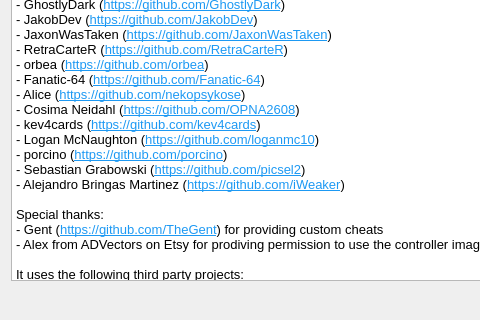
Above: Source/RMG/UserInterface/Dialog/AboutDialog.ui from Rosalie241/RMG before the change; both pictures show x 0 to 480 and y 194 to 514 of the 658 by 514 pixel window. Below: the same form after it.
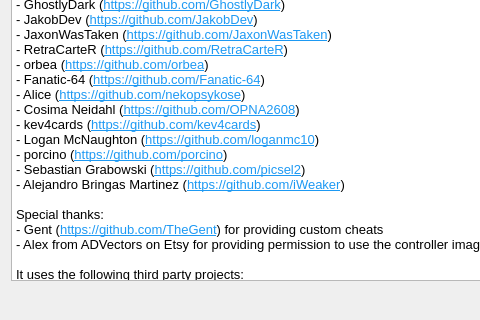
That is the form after the change. Icons and pictures are not drawn.

Commit message: RMG: correct typo in AboutDialog

Diff of the .ui file:
```diff
--- a/Source/RMG/UserInterface/Dialog/AboutDialog.ui
+++ b/Source/RMG/UserInterface/Dialog/AboutDialog.ui
@@ -85,7 +85,7 @@
 &lt;p style=&quot;-qt-paragraph-type:empty; margin-top:0px; margin-bottom:0px; margin-left:0px; margin-right:0px; -qt-block-indent:0; text-indent:0px;&quot;&gt;&lt;br /&gt;&lt;/p&gt;
 &lt;p style=&quot; margin-top:0px; margin-bottom:0px; margin-left:0px; margin-right:0px; -qt-block-indent:0; text-indent:0px;&quot;&gt;Special thanks:&lt;/p&gt;
 &lt;p style=&quot; margin-top:0px; margin-bottom:0px; margin-left:0px; margin-right:0px; -qt-block-indent:0; text-indent:0px;&quot;&gt;- Gent (&lt;a href=&quot;https://github.com/TheGent&quot;&gt;&lt;span style=&quot; text-decoration: underline; color:#1d99f3;&quot;&gt;https://github.com/TheGent&lt;/span&gt;&lt;/a&gt;) for providing custom cheats&lt;/p&gt;
-&lt;p style=&quot; margin-top:0px; margin-bottom:0px; margin-left:0px; margin-right:0px; -qt-block-indent:0; text-indent:0px;&quot;&gt;- Alex from ADVectors on Etsy for prodiving permission to use the controller image for RMG-Input&lt;/p&gt;
+&lt;p style=&quot; margin-top:0px; margin-bottom:0px; margin-left:0px; margin-right:0px; -qt-block-indent:0; text-indent:0px;&quot;&gt;- Alex from ADVectors on Etsy for providing permission to use the controller image for RMG-Input&lt;/p&gt;
 &lt;p style=&quot;-qt-paragraph-type:empty; margin-top:0px; margin-bottom:0px; margin-left:0px; margin-right:0px; -qt-block-indent:0; text-indent:0px;&quot;&gt;&lt;br /&gt;&lt;/p&gt;
 &lt;p style=&quot; margin-top:0px; margin-bottom:0px; margin-left:0px; margin-right:0px; -qt-block-indent:0; text-indent:0px;&quot;&gt;It uses the following third party projects:&lt;/p&gt;
 &lt;p style=&quot; margin-top:0px; margin-bottom:0px; margin-left:0px; margin-right:0px; -qt-block-indent:0; text-indent:0px;&quot;&gt;- discord-rpc (&lt;a href=&quot;https://github.com/discord/discord-rpc&quot;&gt;&lt;span style=&quot; text-decoration: underline; color:#1d99f3;&quot;&gt;https://github.com/discord/discord-rpc&lt;/span&gt;&lt;/a&gt;)&lt;/p&gt;
```
